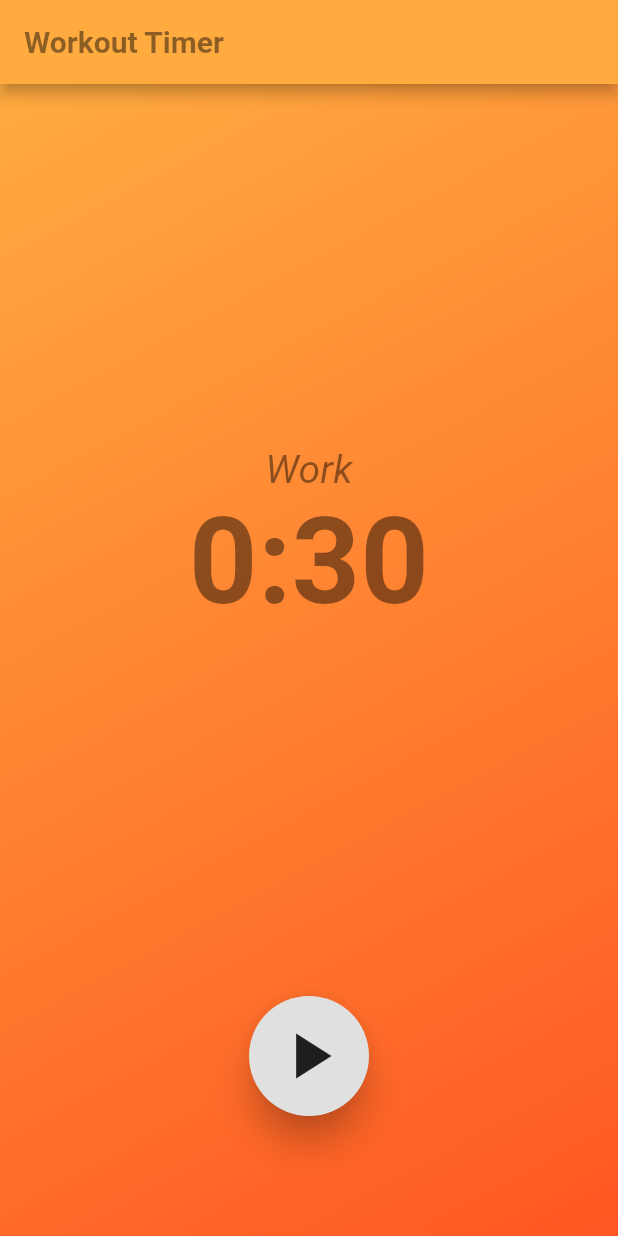
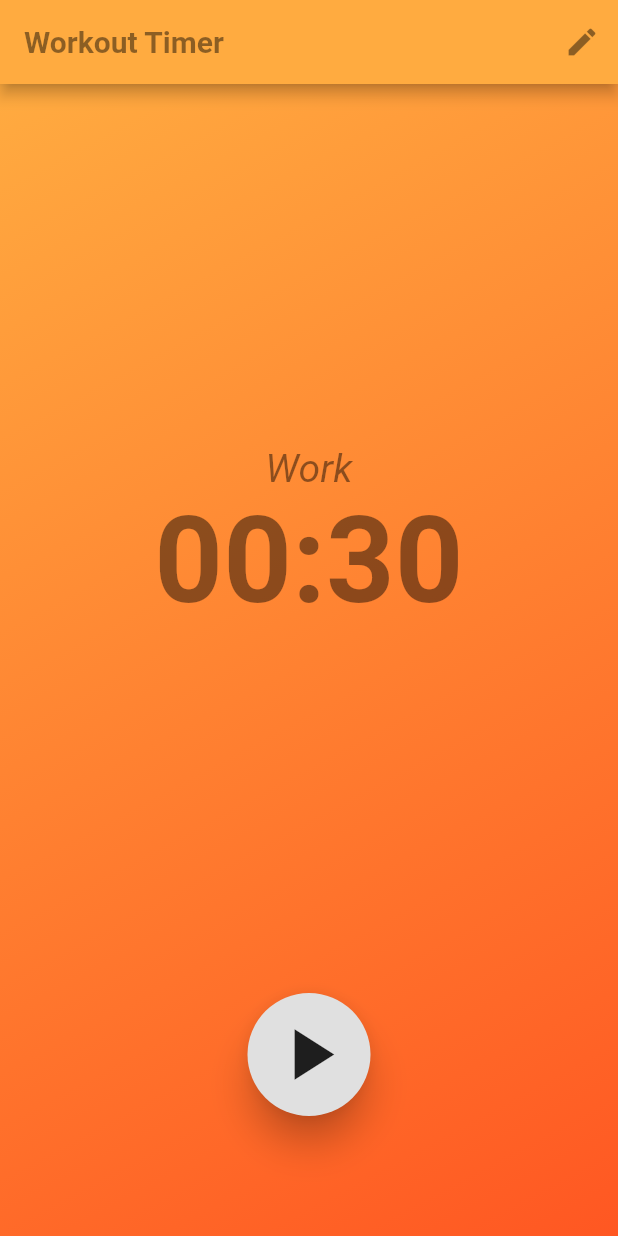
Before and after one commit to rodwanb/workout_timer, a Flutter app: the screen it shows after launch, on a phone screen of 412 x 824 dp. Run offline on Flutter 3.47's test engine with Material 2 defaults, Android fonts, the phone set to English and light mode, and no system bars.

Commit message:
split out controls into widgets and builder methods.

```diff
--- a/lib/main.dart
+++ b/lib/main.dart
@@ -1,11 +1,11 @@
 import 'package:flutter/material.dart';
 import 'package:provider/provider.dart';
 import 'package:workouttimer/models/time.dart';
+import 'package:workouttimer/screens/play_workout_screen.dart';
 
 void main() => runApp(MyApp());
 
 class MyApp extends StatelessWidget {
-  // This widget is the root of your application.
   @override
   Widget build(BuildContext context) {
     return MaterialApp(
@@ -14,75 +14,9 @@ class MyApp extends StatelessWidget {
         primarySwatch: Colors.blue,
       ),
       home: ChangeNotifierProvider(
-        create: (_) => Time(),
-        child: MyHomePage(),
+        create: (_) => Time(duration: 30),
+        child: PlayWorkoutScreen(),
       ),
     );
   }
 }
-
-class MyHomePage extends StatefulWidget {
-  @override
-  _MyHomePageState createState() => _MyHomePageState();
-}
-
-class _MyHomePageState extends State<MyHomePage> {
-  @override
-  Widget build(BuildContext context) {
-    return Consumer<Time>(
-      builder: (context, time, child) => Scaffold(
-      appBar: AppBar(
-        backgroundColor: time.mode == TimeMode.work ? Colors.orangeAccent : Colors.green,
-        title: const Text('Workout Timer',
-          style: TextStyle(fontWeight: FontWeight.bold, color: Colors.black45),
-        ),
-      ),
-      body: AnimatedContainer(
-        duration: Duration(milliseconds: 300),
-        decoration: BoxDecoration(
-          gradient: LinearGradient(
-            begin: Alignment.topLeft,
-            end: Alignment.bottomRight,
-            colors: time.mode == TimeMode.work ? [Colors.orangeAccent, Colors.deepOrange] : [Colors.green, Colors.lightGreenAccent],
-          ),
-        ),
-        child: Column(
-            children: <Widget>[
-              Expanded(
-                child: Column(
-                  mainAxisAlignment: MainAxisAlignment.center,
-                  crossAxisAlignment: CrossAxisAlignment.stretch,
-                  children: <Widget>[
-                    Text(time.mode == TimeMode.work ? 'Work' : 'Rest',
-                      textAlign: TextAlign.center,
-                      style: TextStyle(fontSize: 26, fontWeight: FontWeight.normal, fontStyle: FontStyle.italic, color: Colors.black45),
-                    ),
-                    Text(
-                      '0:${time.ticker}',
-                      textAlign: TextAlign.center,
-                      style: TextStyle(fontSize: 80, fontWeight: FontWeight.bold, color: Colors.black45),
-                    ),
-                  ],
-                ),
-              ),
-              Padding(
-                padding: const EdgeInsets.only(bottom: 80.0),
-                child: RaisedButton(
-                  child: SizedBox(
-                      width: 80,
-                      height: 80,
-                      child: Icon(
-                          time.isRunning ? Icons.pause : Icons.play_arrow,
-                          size: 52)),
-                  onPressed: time.isRunning ? time.pause : time.start,
-                  shape: CircleBorder(),
-                  elevation: 10,
-                ),
-              )
-            ],
-          ),
-        ),
-      ),
-    );
-  }
-}
--- /dev/null
+++ b/lib/screens/play_workout_screen.dart
@@ -0,0 +1,134 @@
+import 'package:flutter/material.dart';
+import 'package:flutter/widgets.dart';
+import 'package:provider/provider.dart';
+import 'package:workouttimer/models/time.dart';
+import 'package:workouttimer/widgets/time_control_button.dart';
+
+class PlayWorkoutScreen extends StatefulWidget {
+  @override
+  _PlayWorkoutScreenState createState() => _PlayWorkoutScreenState();
+}
+
+class _PlayWorkoutScreenState extends State<PlayWorkoutScreen> {
+  @override
+  Widget build(BuildContext context) {
+    return Scaffold(
+      appBar: _buildAppBar(context),
+      body: _buildAnimatedController(
+        child: Column(
+          children: <Widget>[
+            Expanded(
+              child: Column(
+                mainAxisAlignment: MainAxisAlignment.center,
+                crossAxisAlignment: CrossAxisAlignment.stretch,
+                children: <Widget>[
+                  _buildTimeModeLabel(),
+                  _buildTimeLabel(),
+                ],
+              ),
+            ),
+            _buildTimeControls(),
+          ],
+        ),
+      ),
+    );
+  }
+
+  Widget _buildAppBar(BuildContext context) {
+    var time = Provider.of<Time>(context);
+    return AppBar(
+        backgroundColor:
+            time.mode == TimeMode.work ? Colors.orangeAccent : Colors.green,
+        title: const Text(
+          'Workout Timer',
+          style: TextStyle(fontWeight: FontWeight.bold, color: Colors.black45),
+        ),
+        actions: <Widget>[
+          IconButton(
+            icon: Icon(
+              Icons.edit,
+            ),
+            color: Colors.black45,
+            onPressed: () {},
+          )
+        ],
+    );
+  }
+
+  Widget _buildAnimatedController({Widget child}) {
+    return Consumer<Time>(
+      builder: (context, time, ch) => AnimatedContainer(
+          duration: Duration(milliseconds: 300),
+          decoration: BoxDecoration(
+            gradient: LinearGradient(
+              begin: Alignment.topLeft,
+              end: Alignment.bottomRight,
+              colors: time.mode == TimeMode.work
+                  ? [Colors.orangeAccent, Colors.deepOrange]
+                  : [Colors.green, Colors.lightGreenAccent],
+            ),
+          ),
+          child: ch),
+      child: child,
+    );
+  }
+
+  Widget _buildTimeLabel() {
+    String format(Duration duration) {
+      String twoDigits(int n) => n >= 10 ? '$n' : '0$n';
+
+      var minutes = twoDigits(duration.inMinutes.remainder(60));
+      var seconds = twoDigits(duration.inSeconds.remainder(60));
+
+      var hours = '';
+      if (duration.inHours > 0) {
+        hours = '${twoDigits(duration.inHours)}:';
+      }
+      return '$hours$minutes:$seconds';
+    }
+
+    return Padding(
+      padding: const EdgeInsets.symmetric(horizontal: 18.0),
+      child: FittedBox(
+        fit: BoxFit.scaleDown,
+        child: Consumer<Time>(
+          builder: (context, time, child) => Text(
+            format(Duration(seconds: time.ticker)),
+            textAlign: TextAlign.center,
+            maxLines: 1,
+            style: TextStyle(
+              fontSize: 80,
+              fontWeight: FontWeight.bold,
+              color: Colors.black45,
+            ),
+          ),
+        ),
+      ),
+    );
+  }
+
+  Widget _buildTimeModeLabel() {
+    return Consumer<Time>(
+      builder: (context, time, child) => Text(
+        time.mode == TimeMode.work ? 'Work' : 'Rest',
+        textAlign: TextAlign.center,
+        style: TextStyle(
+            fontSize: 26,
+            fontWeight: FontWeight.normal,
+            fontStyle: FontStyle.italic,
+            color: Colors.black45),
+      ),
+    );
+  }
+
+  Widget _buildTimeControls() {
+    return Consumer<Time>(
+      builder: (context, time, child) => Padding(
+        padding: const EdgeInsets.only(bottom: 80.0),
+        child: time.isRunning
+            ? TimeControlButton.pause(time.pause)
+            : TimeControlButton.play(time.start),
+      ),
+    );
+  }
+}
--- /dev/null
+++ b/lib/widgets/time_control_button.dart
@@ -0,0 +1,28 @@
+import 'package:flutter/material.dart';
+
+class TimeControlButton extends StatelessWidget {
+  final Function onPressed;
+  final IconData icon;
+
+  const TimeControlButton({this.onPressed, this.icon});
+
+  const TimeControlButton.play(this.onPressed) : this.icon = Icons.play_arrow;
+
+  const TimeControlButton.pause(this.onPressed) : this.icon = Icons.pause;
+
+  @override
+  Widget build(BuildContext context) {
+    return RaisedButton(
+      child: Padding(
+        padding: const EdgeInsets.all(12),
+        child: Icon(
+          icon,
+          size: 58,
+        ),
+      ),
+      onPressed: onPressed,
+      shape: const CircleBorder(),
+      elevation: 10,
+    );
+  }
+}
```
